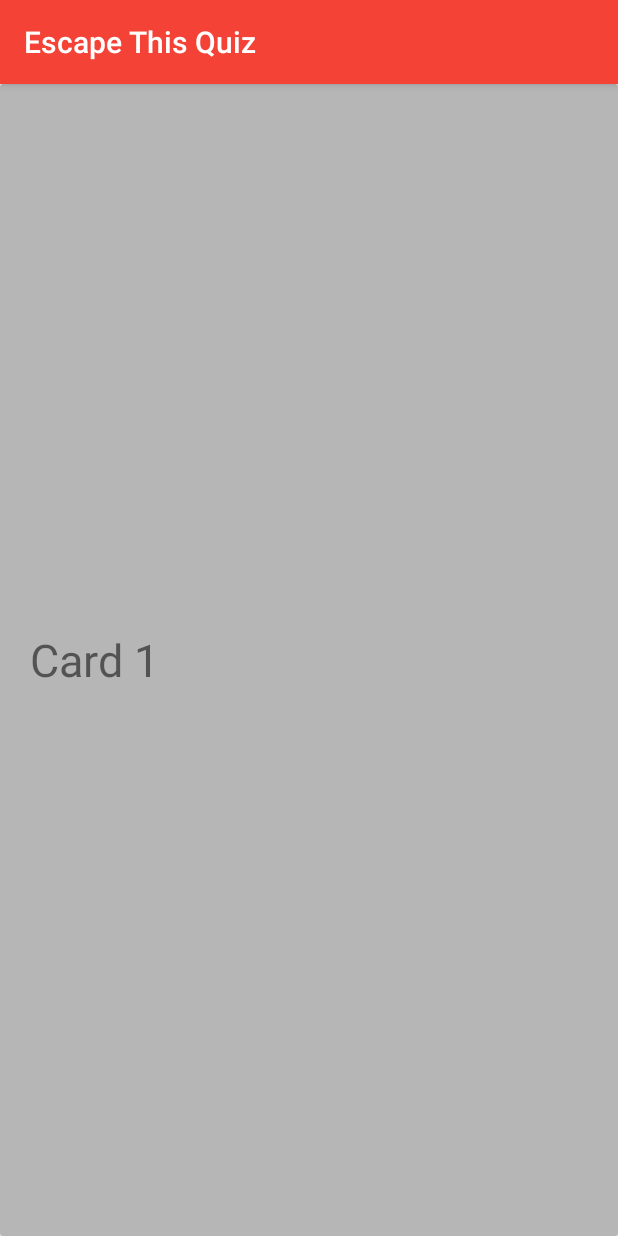
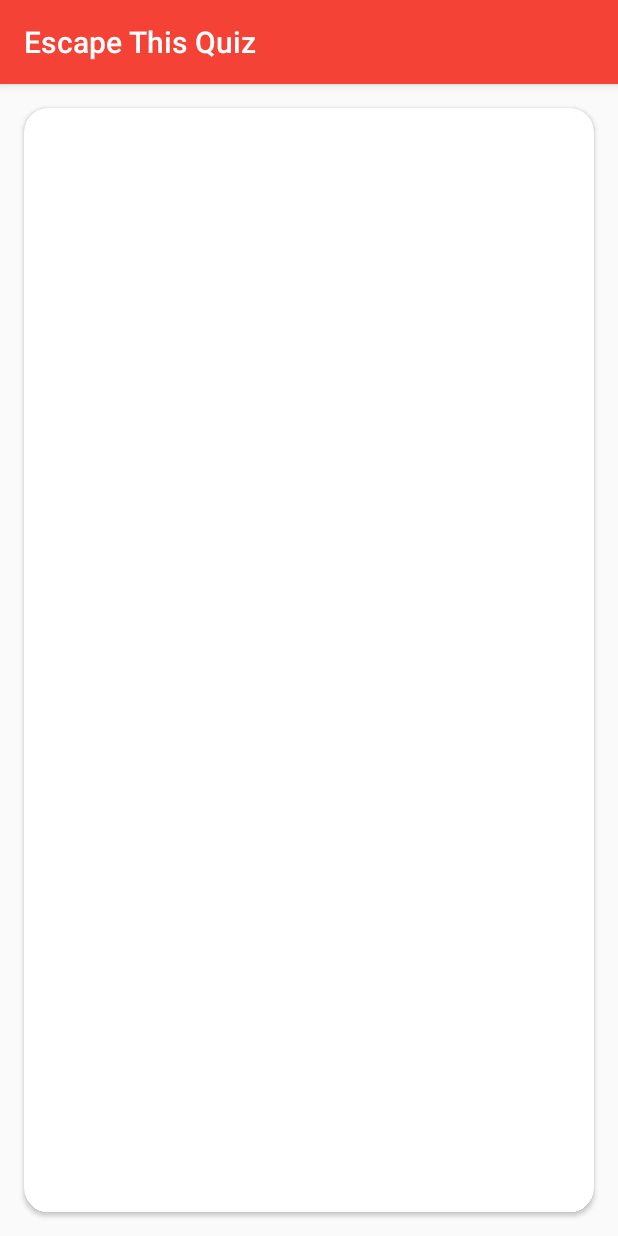
Before and after one commit to Melsara/EscapeThisQuiz, an Android app: the RecyclerActivity screen opened directly, with no data from a screen before it, on a phone screen of 412 x 824 dp. Run offline under Robolectric (Android 15) with nearby library versions, the phone set to English and light mode, and no system bars; 3 statements that could not run were skipped.

Commit message:
Still making trials.

```diff
--- a/app/src/main/java/com/sardegnaisoladicavalli/escapethisquiz/RecyclerActivity.java
+++ b/app/src/main/java/com/sardegnaisoladicavalli/escapethisquiz/RecyclerActivity.java
@@ -28,28 +28,6 @@ public class RecyclerActivity extends AppCompatActivity {
         recList.setAdapter(ca);
     }
 
-
-/*    @Override
-    public boolean onCreateOptionsMenu(Menu menu) {
-        // Inflate the menu; this adds items to the action bar if it is present.
-        getMenuInflater().inflate(R.menu.my, menu);
-        return true;
-    }
-
-    @Override
-    public boolean onOptionsItemSelected(MenuItem item) {
-        // Handle action bar item clicks here. The action bar will
-        // automatically handle clicks on the Home/Up button, so long
-        // as you specify a parent activity in AndroidManifest.xml.
-        int id = item.getItemId();
-        if (id == R.id.action_settings) {
-            return true;
-        }
-        return super.onOptionsItemSelected(item);
-    }*/
-
-
-
     private List<SubActivityData> createList(int size) {
 
         List<SubActivityData> result = new ArrayList<SubActivityData>();
--- a/app/src/main/java/com/sardegnaisoladicavalli/escapethisquiz/SubActivityData.java
+++ b/app/src/main/java/com/sardegnaisoladicavalli/escapethisquiz/SubActivityData.java
@@ -6,6 +6,11 @@ package com.sardegnaisoladicavalli.escapethisquiz;
 
 public class SubActivityData {
     protected String text;
+    protected String Question;
+    protected String Answer_1;
+    protected String Answer_2;
+    protected String Answer_3;
 
     protected static final String CARD_TEXT = "card text";
+
 }
--- a/app/src/main/res/layout/activity_main.xml
+++ b/app/src/main/res/layout/activity_main.xml
@@ -31,7 +31,9 @@
             android:text="@string/button_start"
             android:background="@color/colorAccent"
             android:shadowColor="@color/lightPrimary"
-            android:onClick="startQuiz"/>
+            android:onClick="startQuiz"
+            android:textColor="@color/colorPrimaryDark"
+            android:shadowRadius="@android:integer/config_longAnimTime"/>
 
         <LinearLayout
             android:layout_width="match_parent"
--- a/app/src/main/res/layout/activity_quiz_card.xml
+++ b/app/src/main/res/layout/activity_quiz_card.xml
@@ -7,10 +7,10 @@
     android:layout_width="match_parent"
     android:layout_height="match_parent"
     android:elevation="10dp"
-        app:cardBackgroundColor="#B6B6B6"
     android:orientation="vertical"
     android:padding="8dp"
-        android:tag="contains Cards main Container"
+    app:cardCornerRadius="@dimen/margin"
+    android:layout_margin="@dimen/margin"
     tools:context="com.sardegnaisoladicavalli.escapethisquiz.QuizCard">
 
         <TextView
@@ -19,7 +19,6 @@
             android:layout_height="wrap_content"
             android:layout_gravity="center_vertical"
             android:layout_margin="20dp"
-            android:text="Card 1"
             android:textSize="30sp" />
 
     </android.support.v7.widget.CardView>
```
Lines whose indentation alone changed are shown as unchanged.
